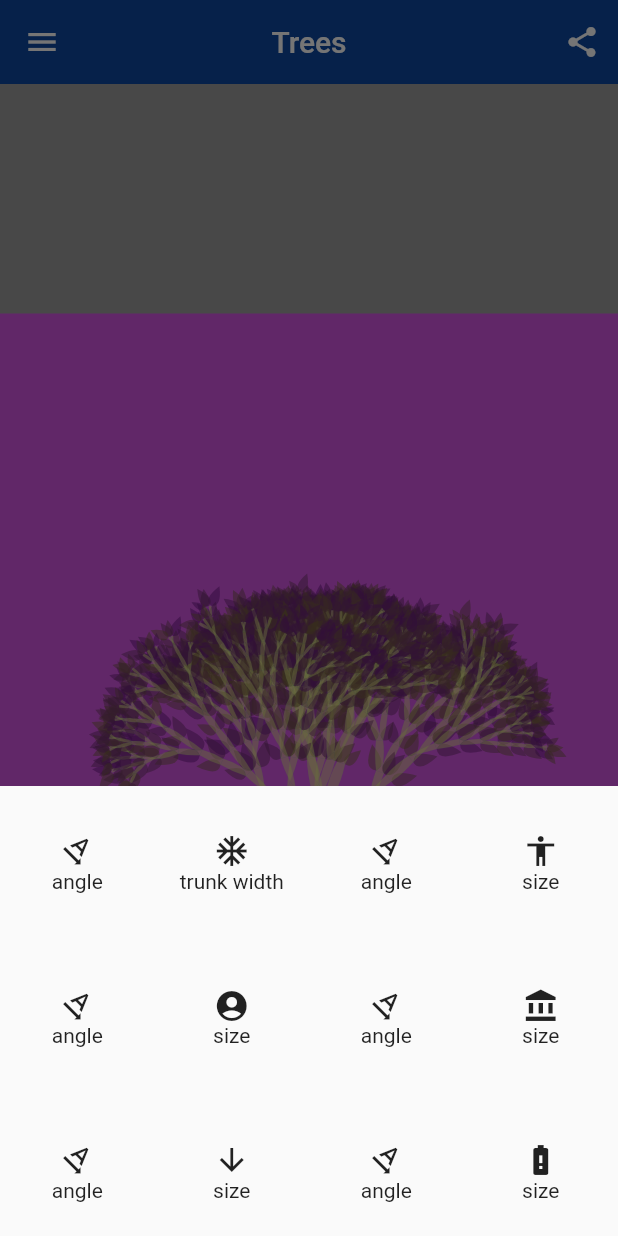
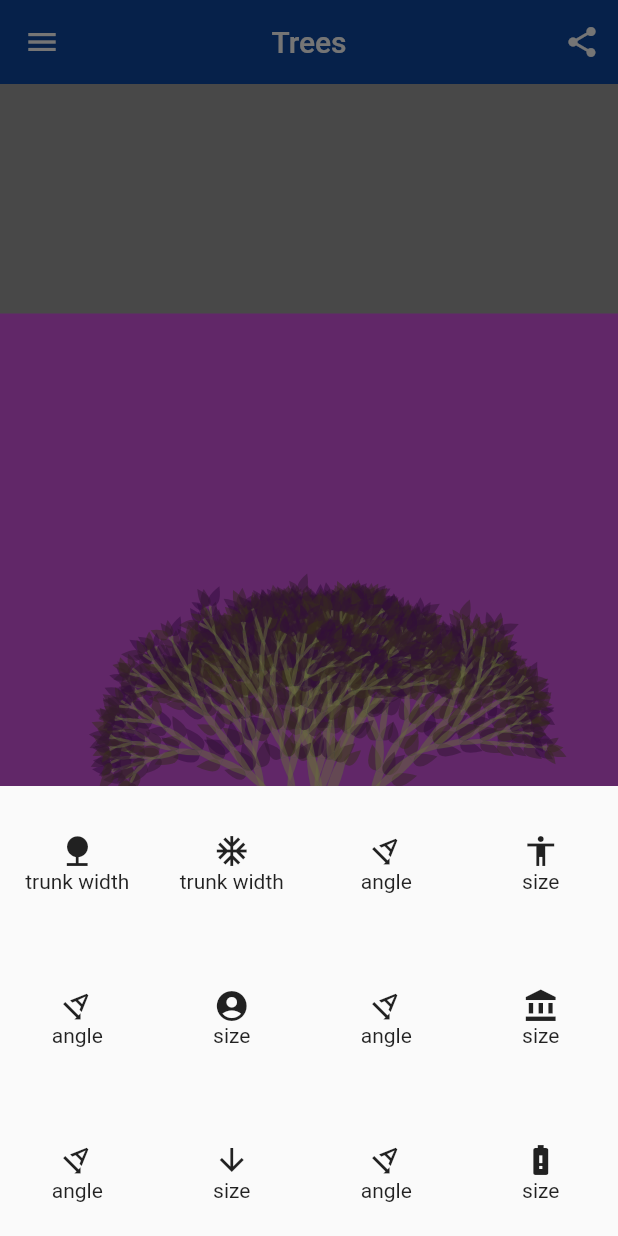
Before and after one commit to baldfatchris/opart_v2, a Flutter app: the screen it shows after launch, item 2 of the bottom bar chosen, on a phone screen of 412 x 824 dp. Run offline on Flutter 3.47's test engine with Material 2 defaults, Android fonts, the phone set to English and light mode, and no system bars; drawn by our look-alikes of screenshot; our stand-ins replace bloc, flutter_bloc, flutter_colorpicker, flutter_spinkit, share; missing offline and left inert: shake.

Commit message:
added toolbar for tree

```diff
--- a/lib/opart_tree.dart
+++ b/lib/opart_tree.dart
@@ -1595,7 +1595,7 @@ barrierColor: Colors.white.withOpacity(0),
                     child: Column(
                       crossAxisAlignment: CrossAxisAlignment.center,
                       mainAxisAlignment: MainAxisAlignment.center,
-                      children: [Icon(Icons.text_rotation_angledown),Text('angle')],
+                      children: [Icon(Icons.nature),Text('trunk width')],
                     ),
                   ),Column(
                     crossAxisAlignment: CrossAxisAlignment.center,mainAxisAlignment: MainAxisAlignment.center,
```
